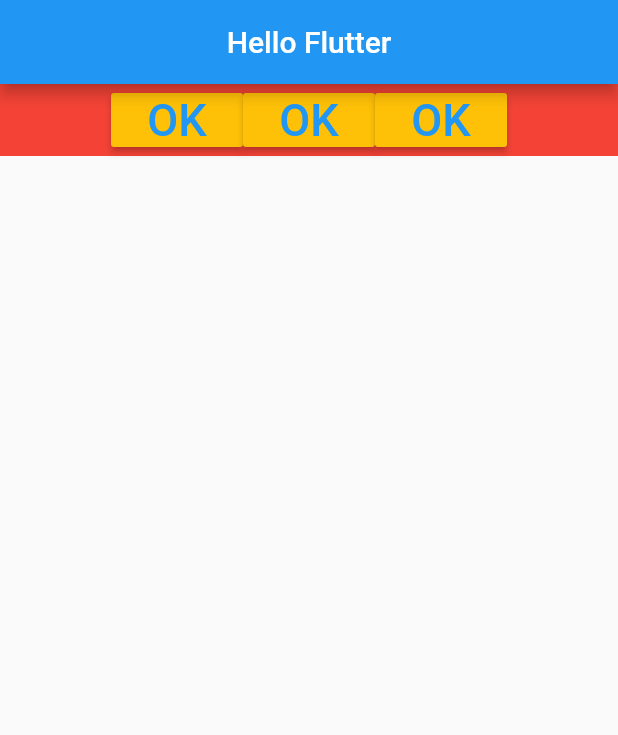
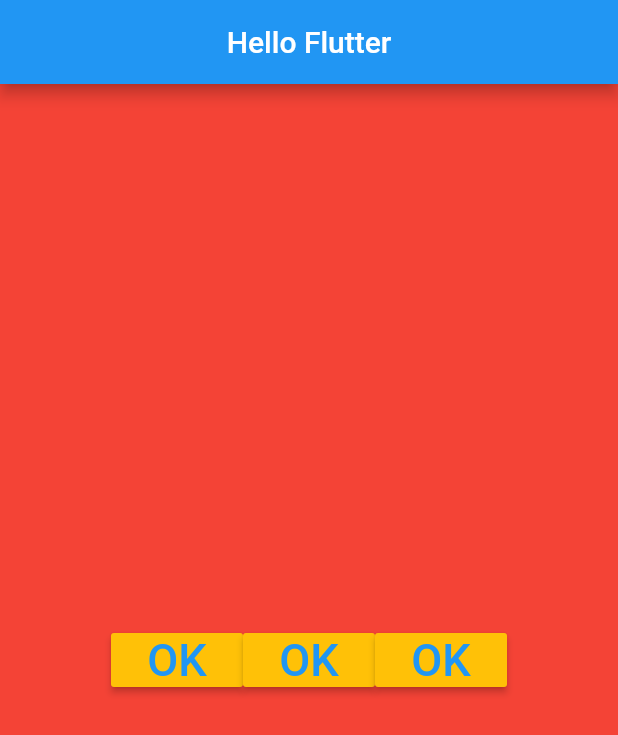
Before and after one commit to LucianoFraga27/Flutter_01_Widgets, a Flutter app: the screen it shows after launch, on a phone screen of 412 x 824 dp. Shown: the top 735 px of the screen. Run offline on Flutter 3.47's test engine with Material 2 defaults, Android fonts, the phone set to English and light mode, and no system bars; missing offline and left inert: dart:ffi.

Commit message:
crossAxisAlignment

```diff
--- a/lib/home_page.dart
+++ b/lib/home_page.dart
@@ -11,17 +11,20 @@ class HomePage extends StatelessWidget {
         title: Text("Hello Flutter"),
         centerTitle: true,
       ),
-      body: _body(),
+      body: _body(context),
     );
   }
 
-  _body() {
+  _body(context) {
+
+    Size size = MediaQuery.of(context).size;
+
     return Container(
+      height:size.height, // preenchendo a tela
       color: Colors.red,
       child: Row(
-        mainAxisAlignment: MainAxisAlignment.center, // Centralizando valores dentro da linha
-        // mainAxisAlignment: MainAxisAlignment.end, // Ponto os valores no fim da linha
-        // mainAxisAlignment: MainAxisAlignment.start, // Ponto os valores no inicio da linha
+        mainAxisAlignment: MainAxisAlignment.center, // eixo principal
+        crossAxisAlignment: CrossAxisAlignment.center, //eixo cruzado | padrao center
         mainAxisSize: MainAxisSize.max,
         children: [
           _button(),
```
Also changed, not shown: 1 other file.
